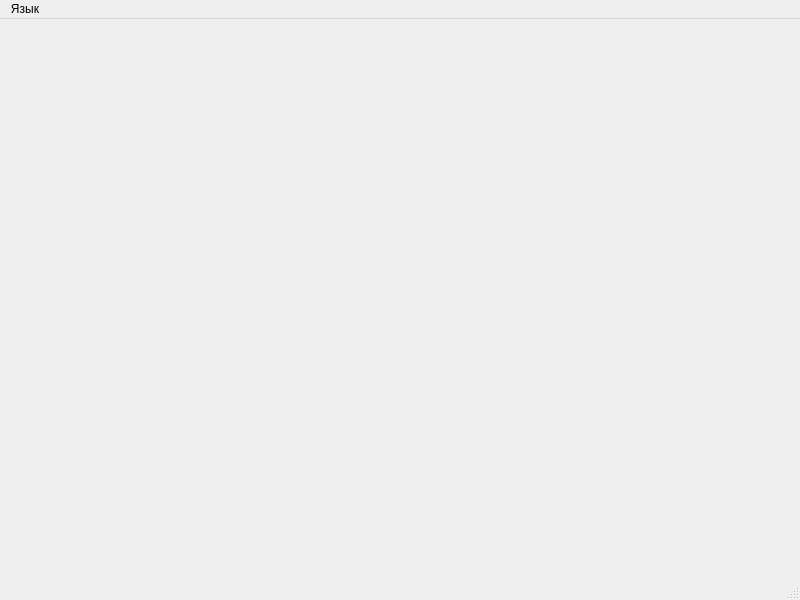
This is Morze/studywindow.ui in akbarshar1pov/morze as Qt 5 draws it before an edit. The edited form follows.
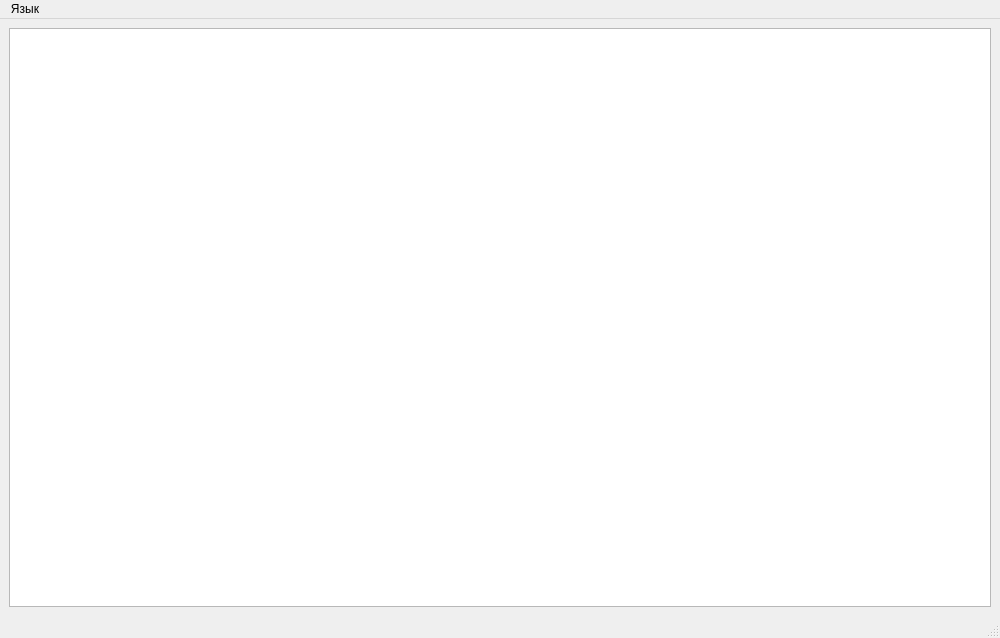
This is the edited form.

```diff
--- a/Morze/studywindow.ui
+++ b/Morze/studywindow.ui
@@ -6,20 +6,49 @@
    <rect>
     <x>0</x>
     <y>0</y>
-    <width>800</width>
-    <height>600</height>
+    <width>1000</width>
+    <height>638</height>
    </rect>
   </property>
   <property name="windowTitle">
    <string>MainWindow</string>
   </property>
-  <widget class="QWidget" name="centralwidget"/>
+  <widget class="QWidget" name="centralwidget">
+   <layout class="QGridLayout" name="gridLayout">
+    <item row="0" column="0">
+     <widget class="QTextBrowser" name="textBrowser">
+      <property name="enabled">
+       <bool>true</bool>
+      </property>
+      <property name="sizePolicy">
+       <sizepolicy hsizetype="Ignored" vsizetype="Ignored">
+        <horstretch>0</horstretch>
+        <verstretch>0</verstretch>
+       </sizepolicy>
+      </property>
+      <property name="font">
+       <font>
+        <family>MS Shell Dlg 2</family>
+        <pointsize>12</pointsize>
+       </font>
+      </property>
+      <property name="html">
+       <string>&lt;!DOCTYPE HTML PUBLIC &quot;-//W3C//DTD HTML 4.0//EN&quot; &quot;http://www.w3.org/TR/REC-html40/strict.dtd&quot;&gt;
+&lt;html&gt;&lt;head&gt;&lt;meta name=&quot;qrichtext&quot; content=&quot;1&quot; /&gt;&lt;style type=&quot;text/css&quot;&gt;
+p, li { white-space: pre-wrap; }
+&lt;/style&gt;&lt;/head&gt;&lt;body style=&quot; font-family:'MS Shell Dlg 2'; font-size:12pt; font-weight:400; font-style:normal;&quot;&gt;
+&lt;p align=&quot;justify&quot; style=&quot;-qt-paragraph-type:empty; margin-top:0px; margin-bottom:21px; margin-left:0px; margin-right:0px; -qt-block-indent:0; text-indent:0px; font-size:x-large; font-weight:600; background-color:#ffffff;&quot;&gt;&lt;br /&gt;&lt;/p&gt;&lt;/body&gt;&lt;/html&gt;</string>
+      </property>
+     </widget>
+    </item>
+   </layout>
+  </widget>
   <widget class="QMenuBar" name="menubar">
    <property name="geometry">
     <rect>
      <x>0</x>
      <y>0</y>
-     <width>800</width>
+     <width>1000</width>
      <height>26</height>
     </rect>
    </property>
```
